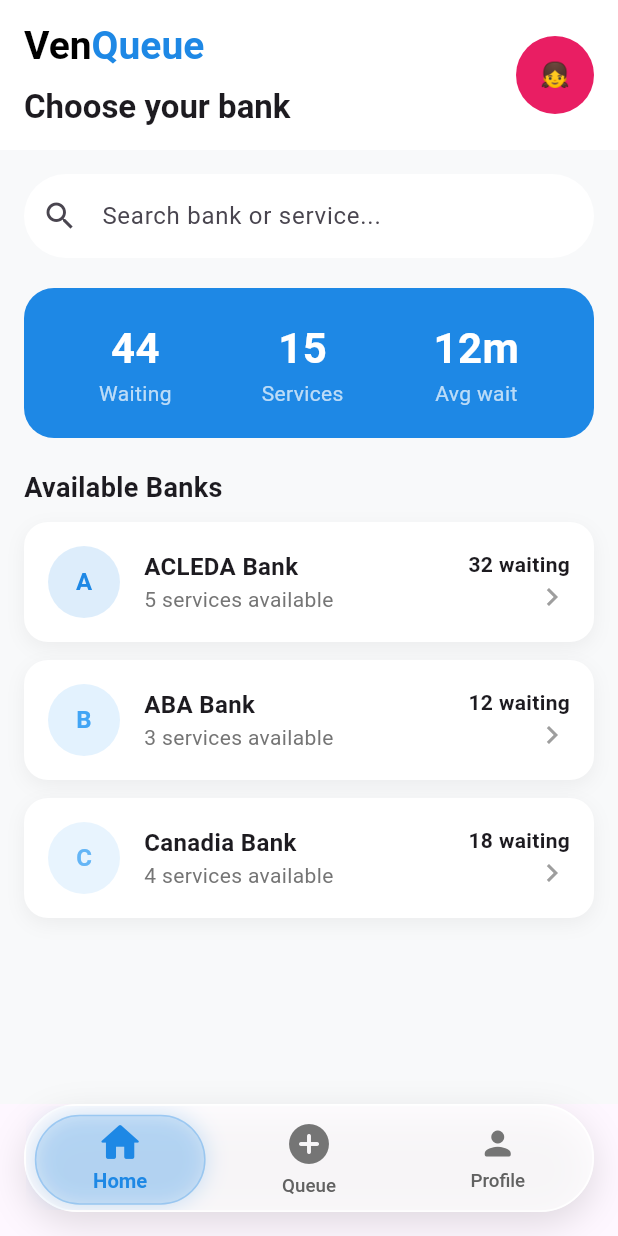
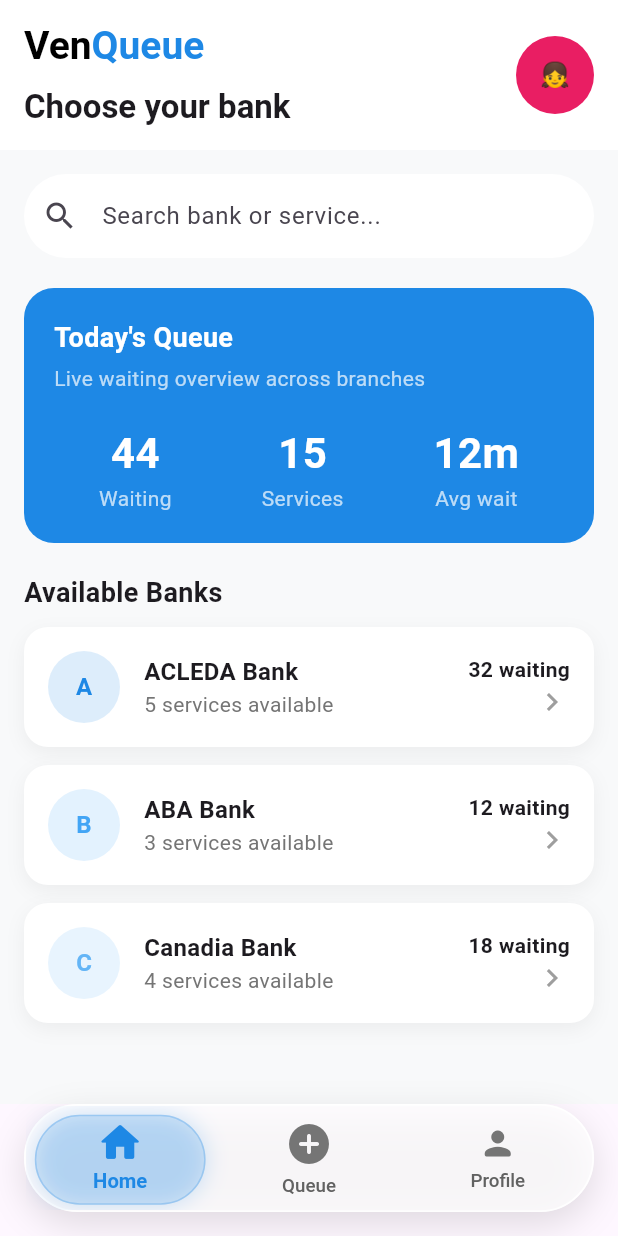
Before and after one commit to VathanaProgrammer/Queue-App, a Flutter app: the screen it shows after launch, on a phone screen of 412 x 824 dp. Run offline on Flutter 3.47's test engine with Material 3 defaults, Android fonts, the phone set to English and light mode, and no system bars.

Commit message:
Update home.dart

```diff
--- a/lib/features/home/presentation/home.dart
+++ b/lib/features/home/presentation/home.dart
@@ -105,23 +105,40 @@
 
             const SizedBox(height: 20),
 
-            // 📊 QUEUE CARD
             Container(
               padding: const EdgeInsets.all(20),
               decoration: BoxDecoration(
                 color: const Color(0xFF1E88E5),
                 borderRadius: BorderRadius.circular(20),
               ),
-              child: const Row(
-                mainAxisAlignment: MainAxisAlignment.spaceAround,
+              child: const Column(
+                crossAxisAlignment: CrossAxisAlignment.start,
                 children: [
-                  QueueStat(number: "44", label: "Waiting"),
-                  QueueStat(number: "15", label: "Services"),
-                  QueueStat(number: "12m", label: "Avg wait"),
+                  Text(
+                    "Today's Queue",
+                    style: TextStyle(
+                      color: Colors.white,
+                      fontSize: 18,
+                      fontWeight: FontWeight.bold,
+                    ),
+                  ),
+                  SizedBox(height: 4),
+                  Text(
+                    "Live waiting overview across branches",
+                    style: TextStyle(color: Colors.white70, fontSize: 14),
+                  ),
+                  SizedBox(height: 20),
+                  Row(
+                    mainAxisAlignment: MainAxisAlignment.spaceAround,
+                    children: [
+                      QueueStat(number: "44", label: "Waiting"),
+                      QueueStat(number: "15", label: "Services"),
+                      QueueStat(number: "12m", label: "Avg wait"),
+                    ],
+                  ),
                 ],
               ),
             ),
-
             const SizedBox(height: 20),
 
             const Align(
```
